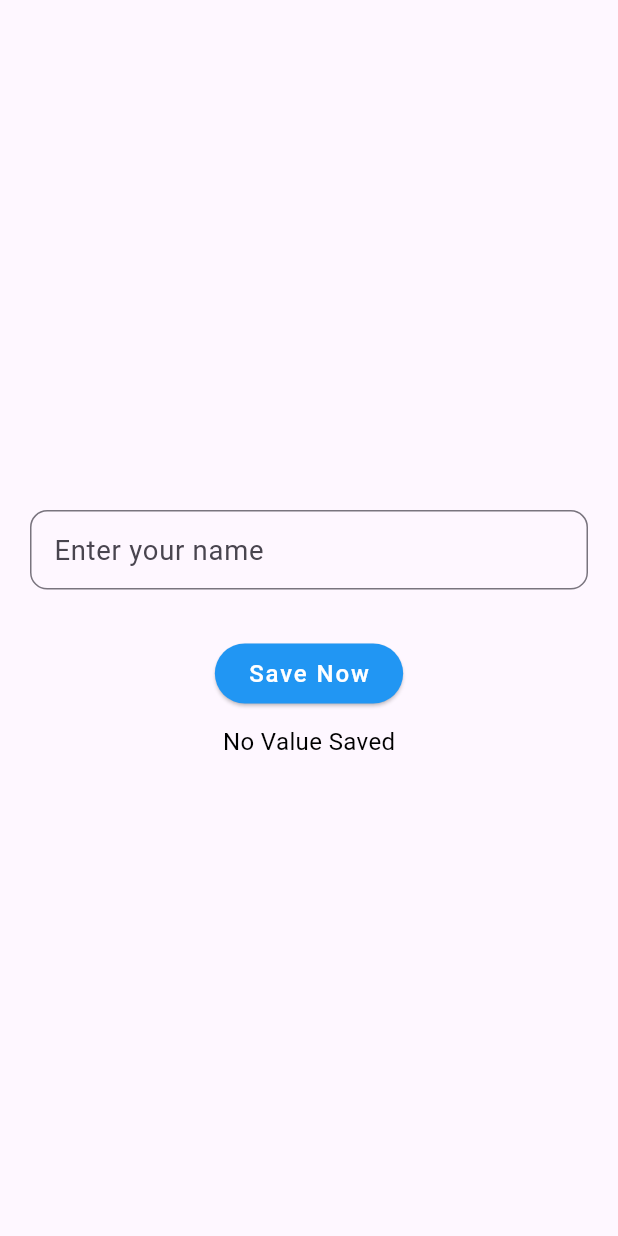
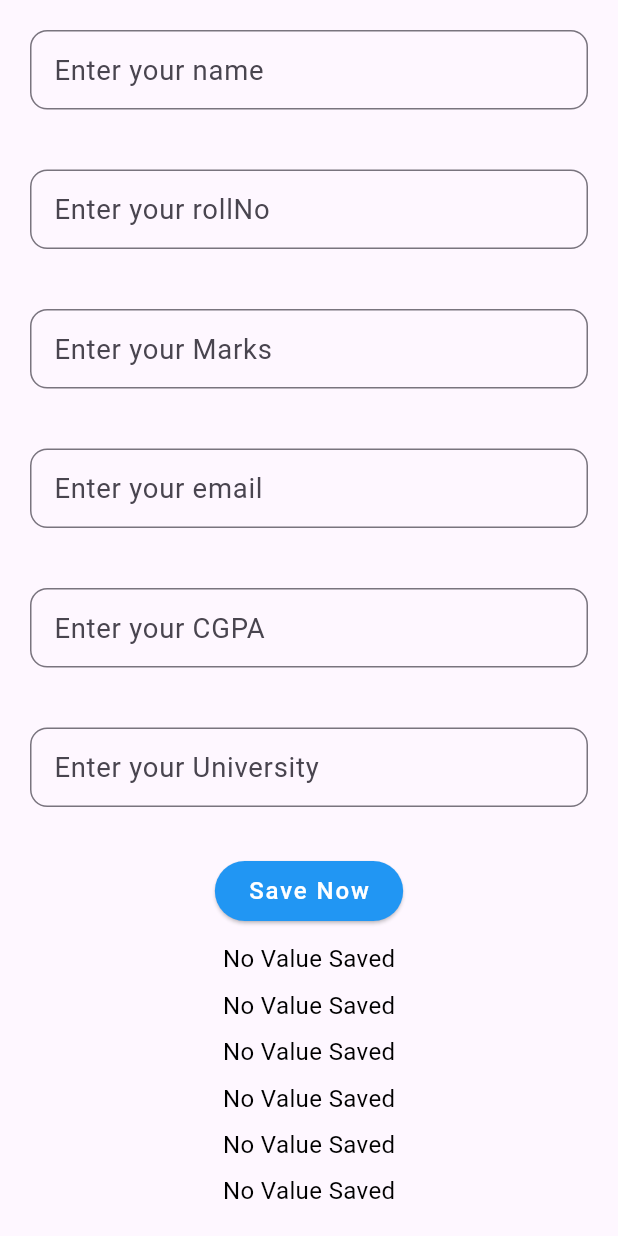
Before and after one commit to Gulshid/SharedPreference-DB, a Flutter app: the screen it shows after launch, after a tap on "Save Now", on a phone screen of 412 x 824 dp. Run offline on Flutter 3.47's test engine with Material 3 defaults, Android fonts, the phone set to English and light mode, and no system bars; our stand-ins replace flutter_screenutil, shared_preferences.

Commit message:
Successfully Completed

```diff
--- a/shared_preference/lib/view_/Home_view.dart
+++ b/shared_preference/lib/view_/Home_view.dart
@@ -1,3 +1,5 @@
+// ignore_for_file: camel_case_types
+
 import 'package:flutter/material.dart';
 import 'package:flutter_screenutil/flutter_screenutil.dart';
 import 'package:shared_preferences/shared_preferences.dart';
@@ -11,9 +13,25 @@ class homeView extends StatefulWidget {
 
 class _homeViewState extends State<homeView> {
   final nameController = TextEditingController();
+  final rollController = TextEditingController();
+  final emailController = TextEditingController();
+  final marksController = TextEditingController();
+  final cgpaController = TextEditingController();
+  final uniController = TextEditingController();
+
   static const String KEYNAME = "name";
+  static const String KEYROLL = "RollNo";
+  static const String KEYMARKS = "Marks";
+  static const String KEYEMAIL = "Email";
+  static const String KEYCgpa = "CGPA";
+  static const String KEYUni = "University";
 
   var nameValue = 'No Value Saved';
+  var rollValue = "No Value Saved";
+  var marksValue = "No Value Saved";
+  var cgpaValue = "No Value Saved";
+  var uniValue = "No Value Saved";
+  var emailValue = "No Value Saved";
 
   @override
   void initState() {
@@ -25,7 +43,8 @@ class _homeViewState extends State<homeView> {
   @override
   Widget build(BuildContext context) {
     return Scaffold(
-      body: Column(
+      body: SingleChildScrollView(
+        child: Column(
           mainAxisAlignment: MainAxisAlignment.center,
           children: [
             Padding(
@@ -42,29 +61,136 @@ class _homeViewState extends State<homeView> {
               ),
             ),
 
+            Padding(
+              padding: const EdgeInsets.all(20.0),
+              child: TextField(
+                controller: rollController,
+                style: TextStyle(color: Colors.black),
+                decoration: InputDecoration(
+                  hintText: 'Enter your rollNo',
+                  border: OutlineInputBorder(
+                    borderRadius: BorderRadius.circular(10.r),
+                  ),
+                ),
+              ),
+            ),
+
+            Padding(
+              padding: const EdgeInsets.all(20.0),
+              child: TextField(
+                controller: marksController,
+                style: TextStyle(color: Colors.black),
+                decoration: InputDecoration(
+                  hintText: 'Enter your Marks',
+                  border: OutlineInputBorder(
+                    borderRadius: BorderRadius.circular(10.r),
+                  ),
+                ),
+              ),
+            ),
+
+            Padding(
+              padding: const EdgeInsets.all(20.0),
+              child: TextField(
+                controller: emailController,
+                style: TextStyle(color: Colors.black),
+                decoration: InputDecoration(
+                  hintText: 'Enter your email',
+                  border: OutlineInputBorder(
+                    borderRadius: BorderRadius.circular(10.r),
+                  ),
+                ),
+              ),
+            ),
+
+            Padding(
+              padding: const EdgeInsets.all(20.0),
+              child: TextField(
+                controller: cgpaController,
+                style: TextStyle(color: Colors.black),
+                decoration: InputDecoration(
+                  hintText: 'Enter your CGPA',
+                  border: OutlineInputBorder(
+                    borderRadius: BorderRadius.circular(10.r),
+                  ),
+                ),
+              ),
+            ),
+
+            Padding(
+              padding: const EdgeInsets.all(20.0),
+              child: TextField(
+                controller: uniController,
+                style: TextStyle(color: Colors.black),
+                decoration: InputDecoration(
+                  hintText: 'Enter your University',
+                  border: OutlineInputBorder(
+                    borderRadius: BorderRadius.circular(10.r),
+                  ),
+                ),
+              ),
+            ),
+
             SizedBox(height: 10.h),
             ElevatedButton(
               style: ElevatedButton.styleFrom(backgroundColor: Colors.blue),
               onPressed: () async {
                 var name = nameController.text.toString();
+                var roll = rollController.text.toString();
+                var marks = marksController.text.toString();
+                var email = emailController.text.toString();
+                var cgpa = cgpaController.text.toString();
+                var uni = uniController.text.toString();
 
                 var pref = await SharedPreferences.getInstance();
                 pref.setString(KEYNAME, name);
+                pref.setInt(KEYROLL, roll.toString() as int);
+                pref.setInt(KEYMARKS, marks.toString() as int);
+                pref.setString(KEYEMAIL, email.toString());
+                pref.setDouble(KEYCgpa, cgpa.toString() as double);
+                pref.setString(KEYUni, uni.toString());
               },
               child: Text("Save Now", style: TextStyle(color: Colors.white)),
             ),
 
             SizedBox(height: 10.h),
             Text(nameValue, style: TextStyle(color: Colors.black)),
+            SizedBox(height: 10.h,),
+            Text(rollValue, style: TextStyle(color: Colors.black)),
+            SizedBox(height: 10.h,),
+            Text(marksValue, style: TextStyle(color: Colors.black)),
+            SizedBox(height: 10.h,),
+            Text(cgpaValue, style: TextStyle(color: Colors.black)),
+            SizedBox(height: 10.h,),
+            Text(emailValue, style: TextStyle(color: Colors.black)),
+            SizedBox(height: 10.h,),
+            Text(uniValue, style: TextStyle(color: Colors.black)),
           ],
+        ),
       ),
     );
   }
 
-  void getData()async {
+  void getData() async {
     var pref = await SharedPreferences.getInstance();
     var getName = pref.getString(KEYNAME);
+    var getroll = pref.getInt(KEYROLL);
+    var getmarks = pref.getInt(KEYMARKS);
+    var getemail= pref.getString(KEYEMAIL);
+    var getcgpa = pref.getDouble(KEYCgpa);
+    var getuni = pref.getString(KEYUni);
     nameValue = getName!;
+    rollValue = getroll.toString();
+    marksValue = getmarks.toString();
+    emailValue = getemail!;
+    cgpaValue = getcgpa.toString();
+    uniValue = getuni!;
+
+    setState(() {});
+    setState(() {});
+    setState(() {});
+    setState(() {});
+    setState(() {});
     setState(() {});
   }
 }
```
Lines whose indentation alone changed are shown as unchanged.
